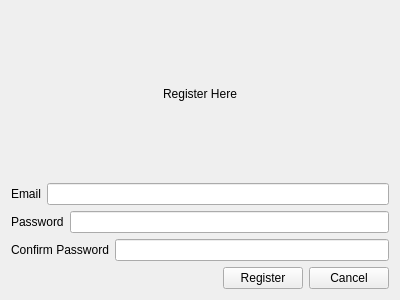
Old version of the form Application/Application/Registration.ui in the repository abutlerboudakian/future_wallet.
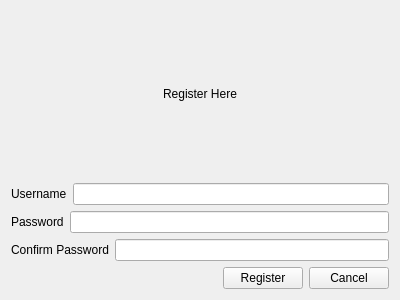
New version of the form.

Commit message: Forgot to change field name back

```diff
--- a/Application/Application/Registration.ui
+++ b/Application/Application/Registration.ui
@@ -32,7 +32,7 @@
      <item>
       <widget class="QLabel" name="label">
        <property name="text">
-        <string>Email</string>
+        <string>Username</string>
        </property>
       </widget>
      </item>
```
